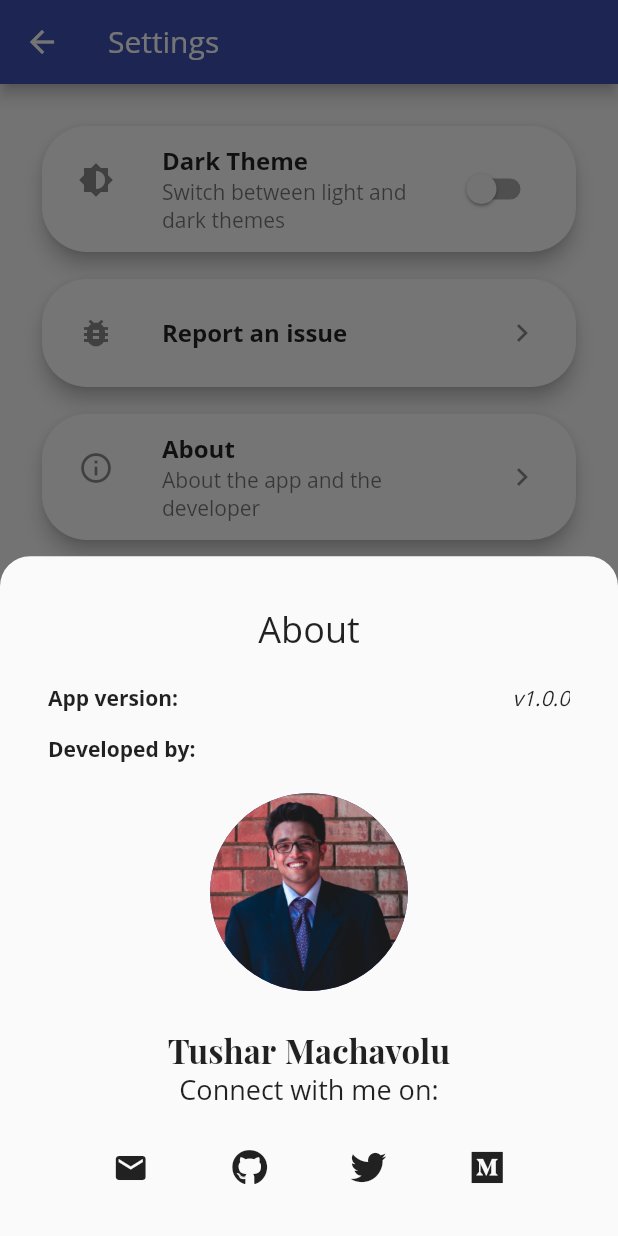
After one commit to fuzzy-memory/hangman, a Flutter app: the SettingsScreen screen opened by its route, after a tap on "About", on a phone screen of 412 x 824 dp. The commit adds this screen. Run offline on Flutter 3.47's test engine with Material 2 defaults, Android fonts, the phone set to English and light mode, and no system bars; our stand-ins replace font_awesome_flutter, package_info; network calls fail.

Commit message:
Completed implementing all extras etc WIP: Launcher Icon

```diff
--- /dev/null
+++ b/lib/providers/appstate.dart
@@ -0,0 +1,17 @@
+import 'package:flutter/foundation.dart';
+import 'package:flutter/material.dart';
+import 'package:flutter/scheduler.dart';
+
+class AppThemeState extends ChangeNotifier {
+  bool isDark =
+      SchedulerBinding.instance.window.platformBrightness == Brightness.dark;
+
+  bool get getDarkStatus{
+    return isDark;
+  }
+
+  void changeTheme() {
+    isDark = !isDark;
+    notifyListeners();
+  }
+}
--- /dev/null
+++ b/lib/screens/settings_screen.dart
@@ -0,0 +1,244 @@
+import 'package:flutter/material.dart';
+import 'package:hangman2/providers/appstate.dart';
+import 'package:provider/provider.dart';
+import 'package:font_awesome_flutter/font_awesome_flutter.dart';
+import 'package:url_launcher/url_launcher.dart';
+import 'package:package_info/package_info.dart' as pack;
+
+class SettingsScreen extends StatefulWidget {
+  static const routeName = "/settings";
+  @override
+  _SettingsScreenState createState() => _SettingsScreenState();
+}
+
+class _SettingsScreenState extends State<SettingsScreen> {
+  pack.PackageInfo packInfo;
+  @override
+  void initState() {
+    super.initState();
+    pack.PackageInfo.fromPlatform().then((value) => packInfo = value);
+  }
+
+  final globalKey = GlobalKey<ScaffoldState>();
+  @override
+  Widget build(BuildContext context) {
+    return Scaffold(
+      key: globalKey,
+      appBar: AppBar(
+        title: Text("Settings"),
+      ),
+      body: Padding(
+        padding: const EdgeInsets.all(24.0),
+        child: ListView(
+          children: <Widget>[
+            buildItem(
+              title: "Dark Theme",
+              subtitle: "Switch between light and dark themes",
+              leading: Icons.brightness_medium,
+              trailing: Switch(
+                value: Provider.of<AppThemeState>(context, listen: false)
+                    .getDarkStatus,
+                onChanged: (_) {
+                  Provider.of<AppThemeState>(context, listen: false)
+                      .changeTheme();
+                  setState(() {});
+                },
+              ),
+            ),
+            GestureDetector(
+              onTap: () {
+                _launchURL("mailto:tush.machavolu@gmail.com");
+              },
+              child: buildItem(
+                title: "Report an issue",
+                leading: Icons.bug_report,
+                trailing: Icon(Icons.chevron_right),
+              ),
+            ),
+            GestureDetector(
+              onTap: buildDevSheet,
+              child: buildItem(
+                title: "About",
+                leading: Icons.info_outline,
+                subtitle: "About the app and the developer",
+                trailing: Icon(Icons.chevron_right),
+              ),
+            ),
+          ],
+        ),
+      ),
+    );
+  }
+
+  Widget buildItem(
+      {@required String title,
+      String subtitle,
+      @required IconData leading,
+      Widget trailing}) {
+    return Column(
+      children: <Widget>[
+        Card(
+          elevation: 5,
+          shape:
+              RoundedRectangleBorder(borderRadius: BorderRadius.circular(30)),
+          child: Padding(
+            padding: const EdgeInsets.all(8.0),
+            child: ListTile(
+                title: Text(
+                  title,
+                  style: TextStyle(fontWeight: FontWeight.bold),
+                ),
+                subtitle: subtitle == null ? null : Text(subtitle),
+                leading: Icon(leading),
+                trailing: trailing ?? null),
+          ),
+        ),
+        SizedBox(
+          height: 10,
+        ),
+      ],
+    );
+  }
+
+  void buildDevSheet() {
+    showModalBottomSheet(
+      context: context,
+      isScrollControlled: true,
+      isDismissible: true,
+      shape: RoundedRectangleBorder(
+        borderRadius: BorderRadius.vertical(
+          top: Radius.circular(20),
+        ),
+      ),
+      builder: (ctx) => SingleChildScrollView(
+        child: GestureDetector(
+          child: Padding(
+            padding: EdgeInsets.only(
+                bottom: MediaQuery.of(context).viewInsets.bottom),
+            child: Container(
+              padding: EdgeInsets.all(16),
+              width: MediaQuery.of(context).size.width,
+              height: MediaQuery.of(context).size.height * 0.55,
+              child: Padding(
+                padding: EdgeInsets.all(16),
+                child: SingleChildScrollView(
+                  child: Column(
+                    mainAxisAlignment: MainAxisAlignment.spaceBetween,
+                    children: <Widget>[
+                      Center(
+                        child: Text("About", style: TextStyle(fontSize: 24)),
+                      ),
+                      SizedBox(
+                        height: 20,
+                      ),
+                      Container(
+                        alignment: Alignment.centerLeft,
+                        child: Row(
+                          mainAxisAlignment: MainAxisAlignment.spaceBetween,
+                          children: <Widget>[
+                            Text(
+                              "App version:",
+                              style: TextStyle(fontWeight: FontWeight.bold),
+                            ),
+                            Text(
+                              "v${packInfo.version}",
+                              style: TextStyle(fontStyle: FontStyle.italic),
+                            )
+                          ],
+                        ),
+                      ),
+                      SizedBox(
+                        height: 15,
+                      ),
+                      Container(
+                        alignment: Alignment.centerLeft,
+                        child: Text(
+                          "Developed by:",
+                          style: TextStyle(fontWeight: FontWeight.bold),
+                        ),
+                      ),
+                      SizedBox(
+                        height: 20,
+                      ),
+                      Center(
+                        child: Column(
+                          children: <Widget>[
+                            CircleAvatar(
+                              backgroundImage: ExactAssetImage(
+                                "assets/images/dev.jpg",
+                              ),
+                              radius: MediaQuery.of(context).size.height * 0.08,
+                            ),
+                            SizedBox(
+                              height: 25,
+                            ),
+                            Text(
+                              "Tushar Machavolu",
+                              style: TextStyle(
+                                  fontFamily: "PlayfairDisplay",
+                                  fontSize: 22,
+                                  fontWeight: FontWeight.bold,
+                                  wordSpacing: 1),
+                            ),
+                            Text(
+                              "Connect with me on:",
+                              style: TextStyle(fontSize: 18),
+                            ),
+                            SizedBox(
+                              height: 15,
+                            ),
+                            Row(
+                              mainAxisAlignment: MainAxisAlignment.spaceEvenly,
+                              children: <Widget>[
+                                IconButton(
+                                  icon: Icon(Icons.mail),
+                                  onPressed: () async {
+                                    await _launchURL(
+                                        "mailto:tush.machavolu@gmail.com");
+                                  },
+                                ),
+                                IconButton(
+                                  icon: FaIcon(FontAwesomeIcons.github),
+                                  onPressed: () async {
+                                    await _launchURL(
+                                        "https://www.github.com/fuzzy-memory");
+                                  },
+                                ),
+                                IconButton(
+                                  icon: FaIcon(FontAwesomeIcons.twitter),
+                                  onPressed: () async {
+                                    await _launchURL(
+                                        "https://twitter.com/_fuzzymemory");
+                                  },
+                                ),
+                                IconButton(
+                                  icon: FaIcon(FontAwesomeIcons.medium),
+                                  onPressed: () async {
+                                    await _launchURL(
+                                        "https://medium.com/@fuzzymemory");
+                                  },
+                                ),
+                              ],
+                            )
+                          ],
+                        ),
+                      ),
+                    ],
+                  ),
+                ),
+              ),
+            ),
+          ),
+        ),
+      ),
+    );
+  }
+
+  Future<void> _launchURL(String url) async {
+    try {
+      await launch(url);
+    } catch (e) {
+      print(e);
+    }
+  }
+}
```
Also changed, not shown: lib/main.dart (+10 -4 lines), lib/providers/word.dart (+12 -8 lines), lib/screens/game_screen.dart (+24 -18 lines), lib/screens/home_screen.dart (+11 -2 lines), pubspec.yaml (+12 -1 lines), assets/images/dev.jpg (added), assets/images/light/men-01.png (added), assets/images/light/men-02.png (added), assets/images/light/men-03.png (added), assets/images/light/men-04.png (added), assets/images/light/men-05.png (added), assets/images/light/men-06.png (added), assets/images/light/men-07.png (added), assets/images/light/men-08.png (added), 1 more files, 1 other file.
